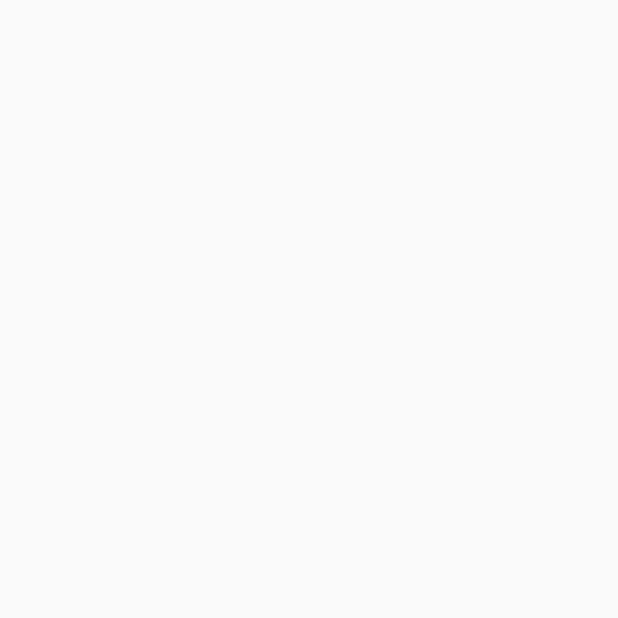
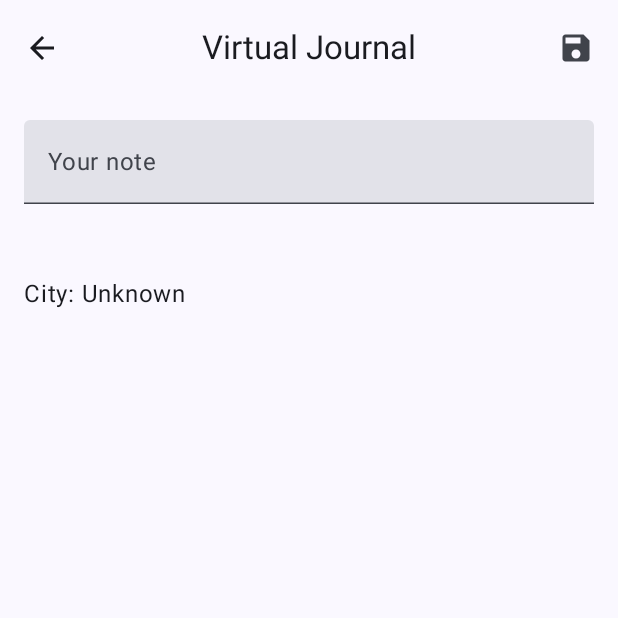
Before and after one commit to KalbarczykDev/VirtualJournal, an Android app built with Jetpack Compose: the AddEntryScreen screen opened through its navigation route, on a phone screen of 412 x 824 dp, the top half of it. Before the commit the part shown is empty. Run offline under Robolectric (Android 15) with nearby library versions, the phone set to English and light mode, and no system bars; our stand-ins replace Dagger/Hilt's generated code, Room's generated code.

Commit message:
working add entry screen

```diff
--- a/app/src/main/AndroidManifest.xml
+++ b/app/src/main/AndroidManifest.xml
@@ -1,6 +1,10 @@
 <?xml version="1.0" encoding="utf-8"?>
 <manifest xmlns:android="http://schemas.android.com/apk/res/android"
           xmlns:tools="http://schemas.android.com/tools">
+
+    <uses-permission android:name="android.permission.ACCESS_FINE_LOCATION"/>
+    <uses-permission android:name="android.permission.ACCESS_COARSE_LOCATION"/>
+
 
     <application
             android:name=".VirtualJournalApp"
--- a/app/src/main/java/dev/kalbarczyk/virtualjournal/MainActivity.kt
+++ b/app/src/main/java/dev/kalbarczyk/virtualjournal/MainActivity.kt
@@ -12,8 +12,8 @@ import androidx.navigation.compose.NavHost
 import androidx.navigation.compose.composable
 import androidx.navigation.compose.rememberNavController
 import dagger.hilt.android.AndroidEntryPoint
-import dev.kalbarczyk.virtualjournal.model.JournalEntry
 import dev.kalbarczyk.virtualjournal.ui.theme.VirtualJournalTheme
+import dev.kalbarczyk.virtualjournal.ui.view.AddEntryScreen
 import dev.kalbarczyk.virtualjournal.ui.view.EntryListScreen
 import dev.kalbarczyk.virtualjournal.ui.viewmodel.AddEntryViewModel
 import dev.kalbarczyk.virtualjournal.ui.viewmodel.EntryListViewModel
@@ -39,7 +39,7 @@ class MainActivity : ComponentActivity() {
                     composable(Destinations.LIST_ENTRIES_DESTINATION) {
                         val vm: EntryListViewModel = entryListViewModel
 
-                        val avm: AddEntryViewModel = addEntryViewModel
+
 
                         LaunchedEffect(Unit) {
                             vm.load()
@@ -51,17 +51,7 @@ class MainActivity : ComponentActivity() {
                         EntryListScreen(
                             entries = state,
                             onAddClicked = {
-                                //  navController.navigate(Destinations.ADD_ENTRY_DESTINATION)
-
-                                val newEntry = JournalEntry(
-                                    id = 0,
-                                    content = "Note from user",
-                                    cityName = "Warszawa",
-                                    photoPath = null,
-                                    voiceRecordingPath = null
-                                )
-                                avm.addEntry(newEntry)
-                                vm.load()
+                                navController.navigate(Destinations.ADD_ENTRY_DESTINATION)
                             },
                             {}
                         )
@@ -69,7 +59,22 @@ class MainActivity : ComponentActivity() {
                     }
                     // Add entry
                     composable(Destinations.ADD_ENTRY_DESTINATION) {
+                        val vm: AddEntryViewModel = addEntryViewModel
+                        LaunchedEffect(Unit) {
+                            vm.load()
+                        }
 
+
+
+                        AddEntryScreen(
+                            onSave = { entry ->
+                                addEntryViewModel.addEntry(entry)
+                                navController.popBackStack()
+                            },
+                            onBack = {
+                                navController.popBackStack()
+                            }
+                        )
                     }
                 }
             }
--- a/app/src/main/java/dev/kalbarczyk/virtualjournal/ui/view/AddEntryScreen.kt
+++ b/app/src/main/java/dev/kalbarczyk/virtualjournal/ui/view/AddEntryScreen.kt
@@ -1,4 +1,139 @@
 package dev.kalbarczyk.virtualjournal.ui.view
 
-class AddEntryScreen {
+import android.Manifest
+import android.net.Uri
+import androidx.compose.foundation.layout.Arrangement
+import androidx.compose.foundation.layout.Column
+import androidx.compose.foundation.layout.Row
+import androidx.compose.foundation.layout.Spacer
+import androidx.compose.foundation.layout.WindowInsets
+import androidx.compose.foundation.layout.asPaddingValues
+import androidx.compose.foundation.layout.fillMaxSize
+import androidx.compose.foundation.layout.fillMaxWidth
+import androidx.compose.foundation.layout.height
+import androidx.compose.foundation.layout.padding
+import androidx.compose.foundation.layout.systemBars
+import androidx.compose.material.icons.Icons
+import androidx.compose.material.icons.automirrored.filled.ArrowBack
+import androidx.compose.material.icons.filled.AddCircleOutline
+import androidx.compose.material.icons.filled.ArrowBack
+import androidx.compose.material.icons.filled.Save
+import androidx.compose.material3.Button
+import androidx.compose.material3.CenterAlignedTopAppBar
+import androidx.compose.material3.ExperimentalMaterial3Api
+import androidx.compose.material3.Icon
+import androidx.compose.material3.IconButton
+import androidx.compose.material3.Scaffold
+import androidx.compose.material3.Text
+import androidx.compose.material3.TextField
+import androidx.compose.runtime.*
+import androidx.compose.runtime.saveable.rememberSaveable
+import androidx.compose.ui.platform.LocalContext
+import androidx.compose.ui.unit.dp
+import com.google.accompanist.permissions.ExperimentalPermissionsApi
+import com.google.accompanist.permissions.isGranted
+import com.google.accompanist.permissions.rememberPermissionState
+import dev.kalbarczyk.virtualjournal.model.JournalEntry
+import dev.kalbarczyk.virtualjournal.utils.getCityFromLocation
+import androidx.compose.ui.Modifier
+import androidx.compose.ui.platform.LocalInspectionMode
+import androidx.compose.ui.res.stringResource
+import androidx.compose.ui.tooling.preview.Preview
+import dev.kalbarczyk.virtualjournal.R
+
+@OptIn(ExperimentalPermissionsApi::class, ExperimentalMaterial3Api::class)
+@Suppress("MissingPermission")
+@Composable
+fun AddEntryScreen(
+    onSave: (JournalEntry) -> Unit,
+    onBack: () -> Unit,
+) {
+
+    val context = LocalContext.current
+
+    val isInPreview = LocalInspectionMode.current
+
+    var content by rememberSaveable { mutableStateOf("") }
+    var cityName by rememberSaveable { mutableStateOf(if (isInPreview) "Preview City" else "Locating...") }
+    // var photoUri by rememberSaveable { mutableStateOf<Uri?>(null) }
+    // var audioPath by rememberSaveable { mutableStateOf<String?>(null) }
+
+    if (!isInPreview) {
+        val locationPermissionState = rememberPermissionState(Manifest.permission.ACCESS_FINE_LOCATION)
+
+        LaunchedEffect(locationPermissionState.status) {
+            if (locationPermissionState.status.isGranted) {
+                cityName = getCityFromLocation(context) ?: "Unknown"
+            } else {
+                locationPermissionState.launchPermissionRequest()
+            }
+        }
+    }
+    Scaffold(
+        topBar = {
+            CenterAlignedTopAppBar(
+                title = { Text(stringResource(R.string.app_name)) },
+                navigationIcon = {
+                    IconButton(onClick = onBack) {
+                        Icon(
+                            imageVector = Icons.AutoMirrored.Filled.ArrowBack,
+                            contentDescription = stringResource(R.string.add_button_description),
+                        )
+                    }
+                },
+                actions = {
+                    IconButton(
+                        onClick = {
+                            onSave(JournalEntry(0, content, cityName, null, null))
+                        }
+                    ) {
+                        Icon(
+                            imageVector = Icons.Filled.Save,
+                            contentDescription = stringResource(R.string.add_button_description),
+                        )
+                    }
+                }
+            )
+        }
+    ) { innerPadding ->
+
+
+        Column(
+            modifier = Modifier
+                .fillMaxSize()
+                .padding(innerPadding)
+                .padding(16.dp),
+            verticalArrangement = Arrangement.spacedBy(16.dp)
+        ) {
+
+            TextField(
+                value = content,
+                onValueChange = { content = it },
+                label = { Text("Your note") },
+                modifier = Modifier.fillMaxWidth()
+            )
+
+            Spacer(modifier = Modifier.height(16.dp))
+
+            Text("City: $cityName")
+
+            Spacer(modifier = Modifier.height(16.dp))
+
+
+
+            Spacer(modifier = Modifier.height(24.dp))
+
+
+        }
+    }
 }
+
+
+@Preview(showBackground = true)
+@Composable
+fun AddEntryScreenPreview() {
+    AddEntryScreen(
+        onSave = {},
+        onBack = {},
+    )
+}
--- a/app/src/main/java/dev/kalbarczyk/virtualjournal/ui/view/EntryListScreen.kt
+++ b/app/src/main/java/dev/kalbarczyk/virtualjournal/ui/view/EntryListScreen.kt
@@ -25,7 +25,7 @@ import androidx.compose.material3.MaterialTheme
 import androidx.compose.material3.Scaffold
 import androidx.compose.material3.Text
 import androidx.compose.runtime.Composable
-import androidx.compose.ui.Alignment
+
 import androidx.compose.ui.Modifier
 import androidx.compose.ui.res.stringResource
 import androidx.compose.ui.text.font.FontWeight
--- /dev/null
+++ b/app/src/main/java/dev/kalbarczyk/virtualjournal/utils/LocationUtils.kt
@@ -0,0 +1,35 @@
+package dev.kalbarczyk.virtualjournal.utils
+
+import android.Manifest
+import android.content.Context
+import android.location.Geocoder
+import android.util.Log
+import androidx.annotation.RequiresPermission
+import com.google.android.gms.location.LocationServices
+import com.google.android.gms.location.Priority
+import kotlinx.coroutines.tasks.await
+import java.util.*
+
+@RequiresPermission(allOf = [Manifest.permission.ACCESS_FINE_LOCATION, Manifest.permission.ACCESS_COARSE_LOCATION])
+suspend fun getCityFromLocation(context: Context): String? {
+    return try {
+        val fusedLocationProvider = LocationServices.getFusedLocationProviderClient(context)
+
+        val location = fusedLocationProvider.getCurrentLocation(
+            Priority.PRIORITY_HIGH_ACCURACY,
+            null
+        ).await()
+
+        if (location == null) {
+            Log.w("Location", "Location is null – make sure emulator/device has a valid GPS location.")
+            return null
+        }
+
+        val geocoder = Geocoder(context, Locale.getDefault())
+        val result = geocoder.getFromLocation(location.latitude, location.longitude, 1)
+        result?.firstOrNull()?.locality
+    } catch (e: Exception) {
+        Log.e("Location", "Error retrieving location or resolving city", e)
+        null
+    }
+}
```
Also changed, not shown: app/build.gradle.kts (+9 -1 lines).
